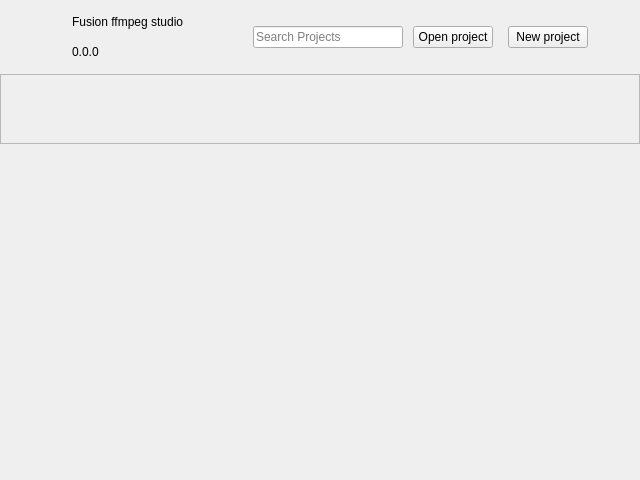
This is panes/welcomepane.ui in victormac3000/Fusion_ffmpeg_studio as Qt 5 draws it before an edit. The edited form follows.
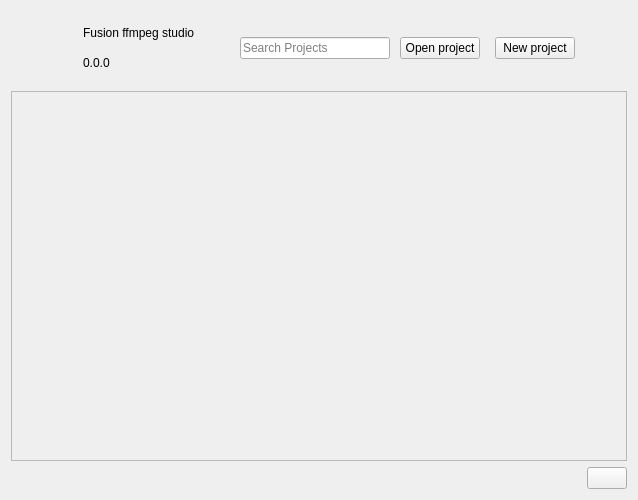
This is the edited form. Icons and pictures are not drawn.

What changed in the file:
```diff
--- a/panes/welcomepane.ui
+++ b/panes/welcomepane.ui
@@ -9,29 +9,14 @@
    <rect>
     <x>0</x>
     <y>0</y>
-    <width>640</width>
-    <height>480</height>
+    <width>638</width>
+    <height>500</height>
    </rect>
   </property>
   <property name="windowTitle">
    <string>Form</string>
   </property>
-  <layout class="QVBoxLayout" name="verticalLayout" stretch="0,0,0">
-   <property name="spacing">
-    <number>0</number>
-   </property>
-   <property name="leftMargin">
-    <number>0</number>
-   </property>
-   <property name="topMargin">
-    <number>0</number>
-   </property>
-   <property name="rightMargin">
-    <number>0</number>
-   </property>
-   <property name="bottomMargin">
-    <number>0</number>
-   </property>
+  <layout class="QVBoxLayout" name="verticalLayout" stretch="0,100,0">
    <item>
     <layout class="QHBoxLayout" name="horizontalLayout_2">
      <property name="spacing">
@@ -189,8 +174,8 @@
        <rect>
         <x>0</x>
         <y>0</y>
-        <width>638</width>
-        <height>69</height>
+        <width>618</width>
+        <height>330</height>
        </rect>
       </property>
       <property name="sizePolicy">
@@ -204,17 +189,41 @@
     </widget>
    </item>
    <item>
-    <spacer name="verticalSpacer">
-     <property name="orientation">
-      <enum>Qt::Vertical</enum>
-     </property>
-     <property name="sizeHint" stdset="0">
-      <size>
-       <width>20</width>
-       <height>40</height>
-      </size>
-     </property>
-    </spacer>
+    <layout class="QHBoxLayout" name="horizontalLayout">
+     <item>
+      <spacer name="horizontalSpacer_2">
+       <property name="orientation">
+        <enum>Qt::Horizontal</enum>
+       </property>
+       <property name="sizeHint" stdset="0">
+        <size>
+         <width>40</width>
+         <height>20</height>
+        </size>
+       </property>
+      </spacer>
+     </item>
+     <item>
+      <widget class="QPushButton" name="settings_button">
+       <property name="text">
+        <string/>
+       </property>
+       <property name="icon">
+        <iconset resource="../Resources/Resources.qrc">
+         <normaloff>:/Icons/General/settings-icon.png</normaloff>:/Icons/General/settings-icon.png</iconset>
+       </property>
+       <property name="iconSize">
+        <size>
+         <width>50</width>
+         <height>50</height>
+        </size>
+       </property>
+       <property name="autoRepeat">
+        <bool>false</bool>
+       </property>
+      </widget>
+     </item>
+    </layout>
    </item>
   </layout>
  </widget>
```
Left out of the diff: 4 changed lines with no effect on the pictures.
